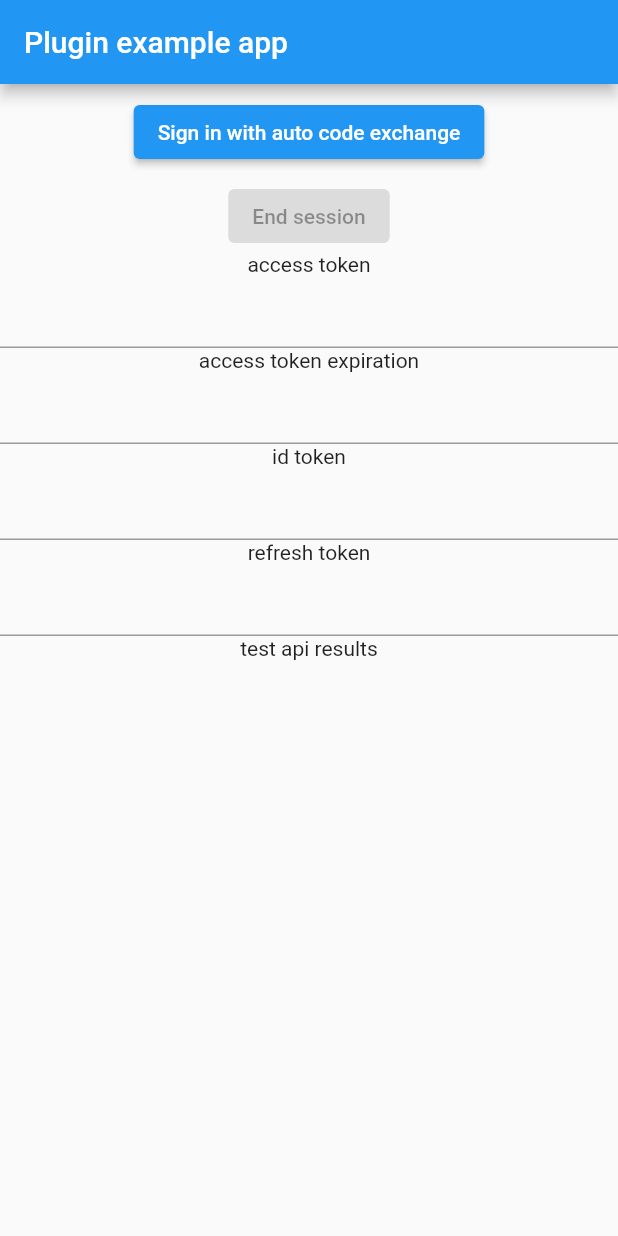
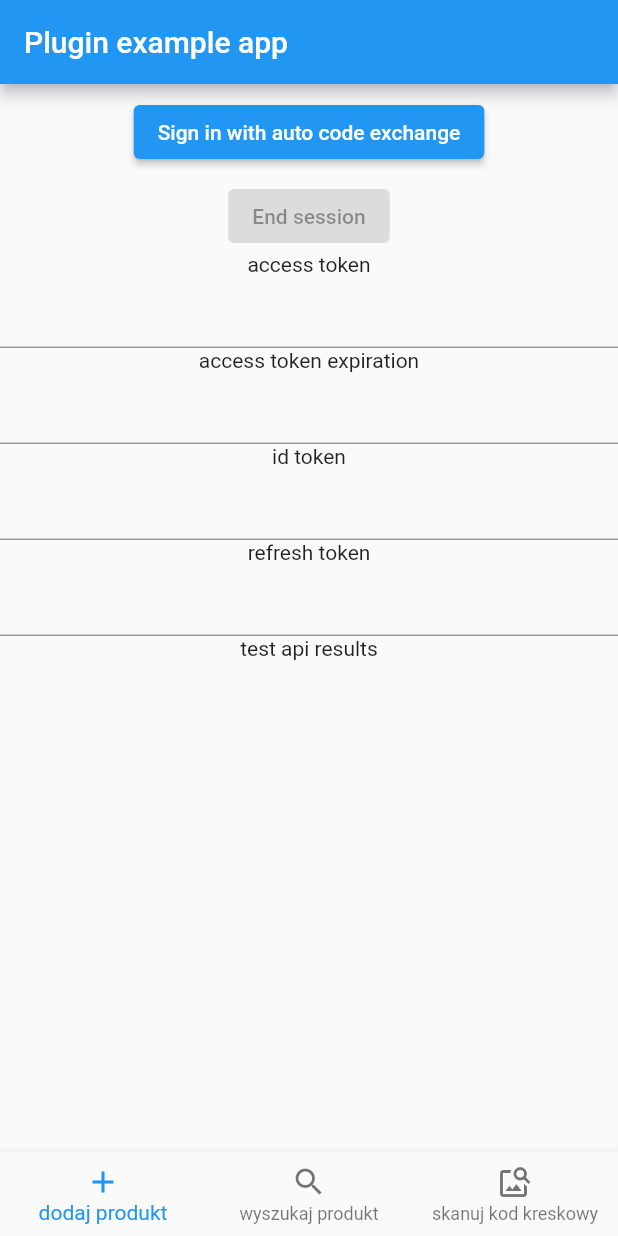
Before and after one commit to Mewelopers/barcode-mobile, a Flutter app: the screen it shows after launch, on a phone screen of 412 x 824 dp. Run offline on Flutter 3.47's test engine with Material 2 defaults, Android fonts, the phone set to English and light mode, and no system bars; missing offline and left inert: flutter_appauth.

```diff
--- a/lib/main.dart
+++ b/lib/main.dart
@@ -4,6 +4,7 @@ import 'dart:math';
 import 'package:flutter/material.dart';
 import 'package:flutter_appauth/flutter_appauth.dart';
 import 'package:http/http.dart' as http;
+import 'package:barcode_mobile/bottomBar/'
 
 void main() => runApp(MyApp());
 
@@ -57,6 +58,8 @@ class _MyAppState extends State<MyApp> {
     endSessionEndpoint: 'https://yermakovich.com/identity/connect/endsession',
   );
 
+  int _currentIndex = 0;
+
   @override
   Widget build(BuildContext context) {
     return MaterialApp(
@@ -108,8 +111,32 @@ class _MyAppState extends State<MyApp> {
             ),
           ),
         ),
+        bottomNavigationBar: BottomNavigationBar(
+          currentIndex: _currentIndex,
+          onTap: onTabTapped,
+          items: const [
+            BottomNavigationBarItem(
+              icon: Icon(Icons.add),
+              label: "dodaj produkt"
+            ),
+            BottomNavigationBarItem(
+              icon: Icon(Icons.search),
+              label: "wyszukaj produkt",
+            ),
+            BottomNavigationBarItem(
+              icon: Icon(Icons.image_search),
+              label: "skanuj kod kreskowy",
+            ),
+          ],
+        ),
       ),
     );
+  }
+
+  void onTabTapped(int index) {
+    setState(() {
+      _currentIndex = index;
+    });
   }
 
   Future<void> _endSession() async {
```
